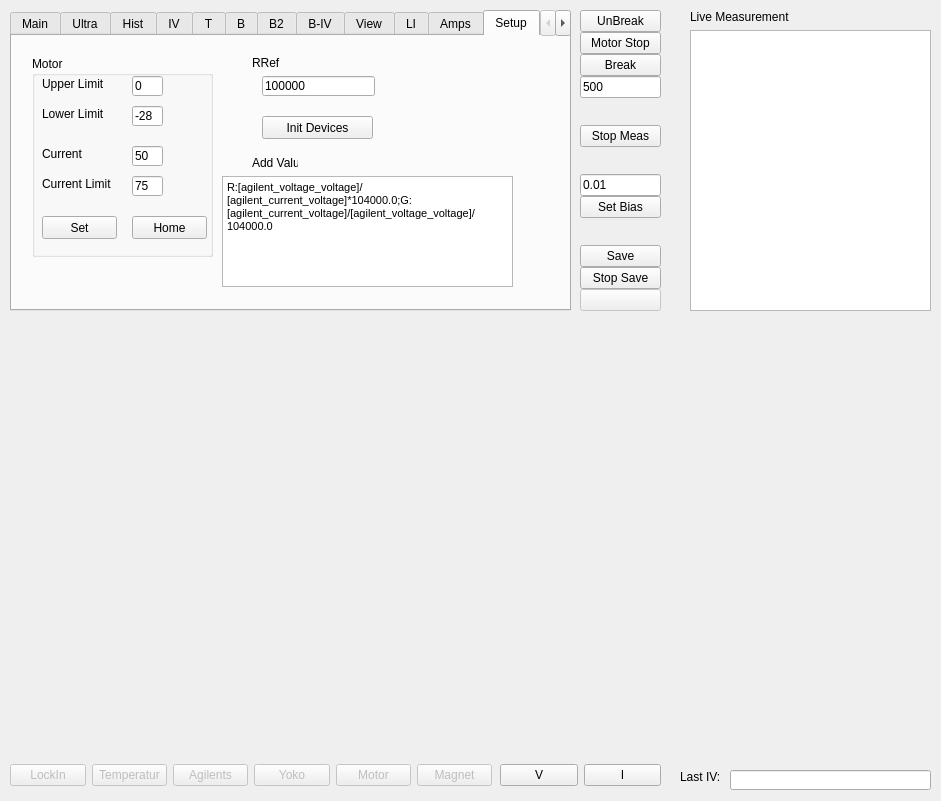
Old version of the form gui_andreev.ui in the repository konchris/andreev.
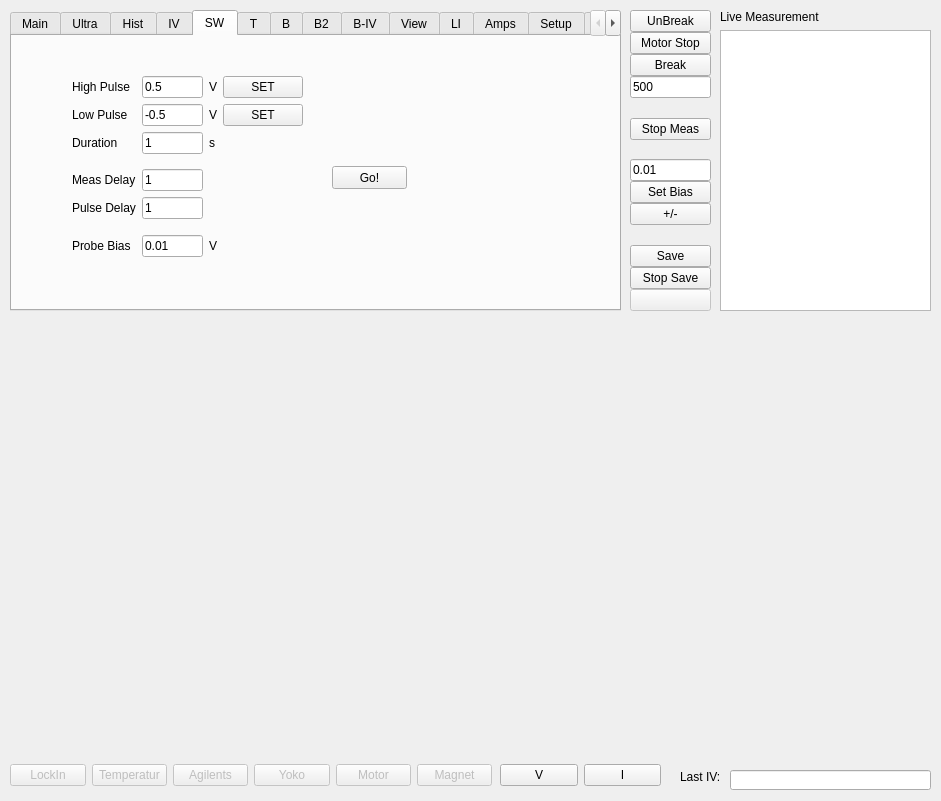
New version of the form. Custom widgets are drawn as their Qt base class.

Commit message: ADD: Switching function

Diff of the .ui file:
```diff
--- a/gui_andreev.ui
+++ b/gui_andreev.ui
@@ -82,7 +82,7 @@
      <rect>
       <x>10</x>
       <y>10</y>
-      <width>561</width>
+      <width>611</width>
       <height>301</height>
      </rect>
     </property>
@@ -99,7 +99,7 @@
         </size>
        </property>
        <property name="currentIndex">
-        <number>11</number>
+        <number>4</number>
        </property>
        <widget class="QWidget" name="tab1">
         <attribute name="title">
@@ -1087,6 +1087,188 @@
          </property>
         </widget>
        </widget>
+       <widget class="QWidget" name="tab">
+        <attribute name="title">
+         <string>SW</string>
+        </attribute>
+        <widget class="QWidget" name="gridLayoutWidget_15">
+         <property name="geometry">
+          <rect>
+           <x>60</x>
+           <y>40</y>
+           <width>231</width>
+           <height>181</height>
+          </rect>
+         </property>
+         <layout class="QGridLayout" name="gridLayout_15">
+          <item row="3" column="1">
+           <spacer name="verticalSpacer_5">
+            <property name="orientation">
+             <enum>Qt::Vertical</enum>
+            </property>
+            <property name="sizeHint" stdset="0">
+             <size>
+              <width>20</width>
+              <height>40</height>
+             </size>
+            </property>
+           </spacer>
+          </item>
+          <item row="1" column="1">
+           <widget class="QLineEdit" name="editSwitchingLow">
+            <property name="text">
+             <string>-0.5</string>
+            </property>
+           </widget>
+          </item>
+          <item row="0" column="1">
+           <widget class="QLineEdit" name="editSwitchingHigh">
+            <property name="text">
+             <string>0.5</string>
+            </property>
+           </widget>
+          </item>
+          <item row="7" column="1">
+           <widget class="QLineEdit" name="editSwitchingProbeBias">
+            <property name="text">
+             <string>0.01</string>
+            </property>
+           </widget>
+          </item>
+          <item row="0" column="0">
+           <widget class="QLabel" name="label_43">
+            <property name="text">
+             <string>High Pulse</string>
+            </property>
+           </widget>
+          </item>
+          <item row="1" column="0">
+           <widget class="QLabel" name="label_44">
+            <property name="text">
+             <string>Low Pulse</string>
+            </property>
+           </widget>
+          </item>
+          <item row="7" column="0">
+           <widget class="QLabel" name="label_45">
+            <property name="text">
+             <string>Probe Bias</string>
+            </property>
+           </widget>
+          </item>
+          <item row="6" column="1">
+           <spacer name="verticalSpacer_4">
+            <property name="orientation">
+             <enum>Qt::Vertical</enum>
+            </property>
+            <property name="sizeHint" stdset="0">
+             <size>
+              <width>20</width>
+              <height>40</height>
+             </size>
+            </property>
+           </spacer>
+          </item>
+          <item row="2" column="0">
+           <widget class="QLabel" name="label_51">
+            <property name="text">
+             <string>Duration</string>
+            </property>
+           </widget>
+          </item>
+          <item row="2" column="1">
+           <widget class="QLineEdit" name="editSwitchingDuration">
+            <property name="text">
+             <string>1</string>
+            </property>
+           </widget>
+          </item>
+          <item row="4" column="1">
+           <widget class="QLineEdit" name="editSwitchingMeasureDelay">
+            <property name="text">
+             <string>1</string>
+            </property>
+           </widget>
+          </item>
+          <item row="1" column="2">
+           <widget class="QLabel" name="label_178">
+            <property name="text">
+             <string>V</string>
+            </property>
+           </widget>
+          </item>
+          <item row="7" column="2">
+           <widget class="QLabel" name="label_180">
+            <property name="text">
+             <string>V</string>
+            </property>
+           </widget>
+          </item>
+          <item row="4" column="0">
+           <widget class="QLabel" name="label_181">
+            <property name="text">
+             <string>Meas Delay</string>
+            </property>
+           </widget>
+          </item>
+          <item row="2" column="2">
+           <widget class="QLabel" name="label_52">
+            <property name="text">
+             <string>s</string>
+            </property>
+           </widget>
+          </item>
+          <item row="0" column="2">
+           <widget class="QLabel" name="label_179">
+            <property name="text">
+             <string>V</string>
+            </property>
+           </widget>
+          </item>
+          <item row="5" column="1">
+           <widget class="QLineEdit" name="editSwitchingPulseDelay">
+            <property name="text">
+             <string>1</string>
+            </property>
+           </widget>
+          </item>
+          <item row="5" column="0">
+           <widget class="QLabel" name="label_182">
+            <property name="text">
+             <string>Pulse Delay</string>
+            </property>
+           </widget>
+          </item>
+          <item row="0" column="3">
+           <widget class="QPushButton" name="btnSwitchSetHigh">
+            <property name="text">
+             <string>SET</string>
+            </property>
+           </widget>
+          </item>
+          <item row="1" column="3">
+           <widget class="QPushButton" name="btnSwitchSetLow">
+            <property name="text">
+             <string>SET</string>
+            </property>
+           </widget>
+          </item>
+         </layout>
+        </widget>
+        <widget class="QPushButton" name="btnSwitchingStart">
+         <property name="geometry">
+          <rect>
+           <x>320</x>
+           <y>130</y>
+           <width>75</width>
+           <height>23</height>
+          </rect>
+         </property>
+         <property name="text">
+          <string>Go!</string>
+         </property>
+        </widget>
+       </widget>
        <widget class="QWidget" name="tab_8">
         <attribute name="title">
          <string>T</string>
@@ -3659,7 +3841,7 @@
    <widget class="QWidget" name="verticalLayoutWidget_3">
     <property name="geometry">
      <rect>
-      <x>580</x>
+      <x>630</x>
       <y>10</y>
       <width>81</width>
       <height>301</height>
@@ -3753,6 +3935,13 @@
        </property>
       </widget>
      </item>
+     <item>
+      <widget class="QPushButton" name="btnBiasInvert">
+       <property name="text">
+        <string>+/-</string>
+       </property>
+      </widget>
+     </item>
      <item>
       <spacer name="verticalSpacer_2">
        <property name="orientation">
@@ -3795,9 +3984,9 @@
    <widget class="QWidget" name="verticalLayoutWidget_5">
     <property name="geometry">
      <rect>
-      <x>690</x>
+      <x>720</x>
       <y>10</y>
-      <width>241</width>
+      <width>211</width>
       <height>301</height>
      </rect>
     </property>
```
Left out of the diff: 62 changed lines with no effect on the pictures. The commit also changes 6 other files.
